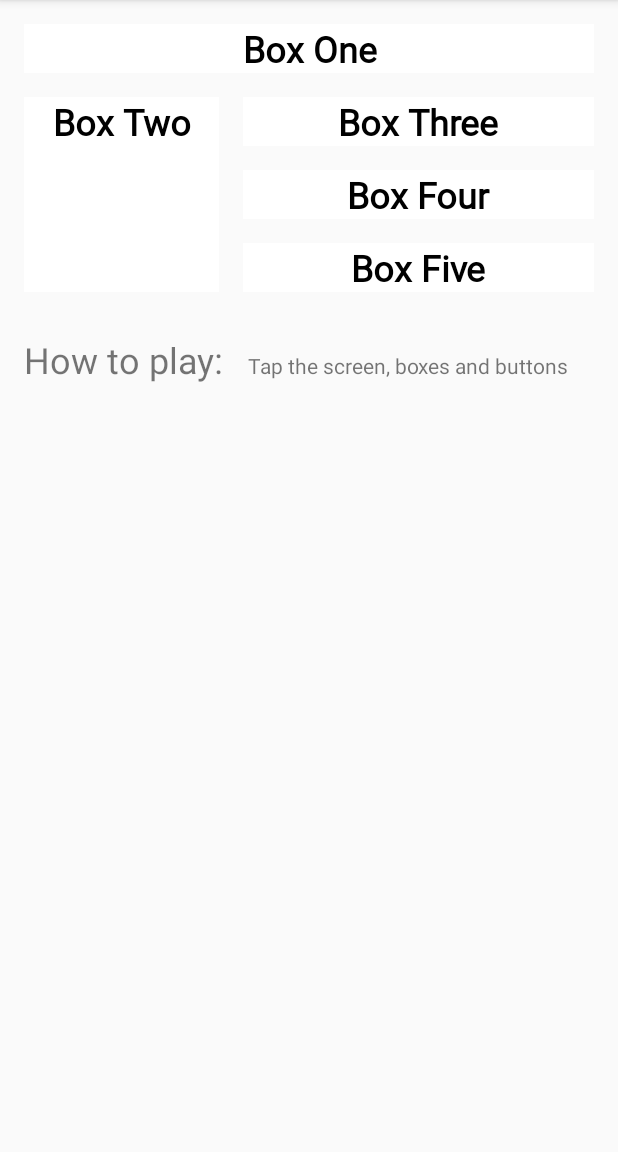
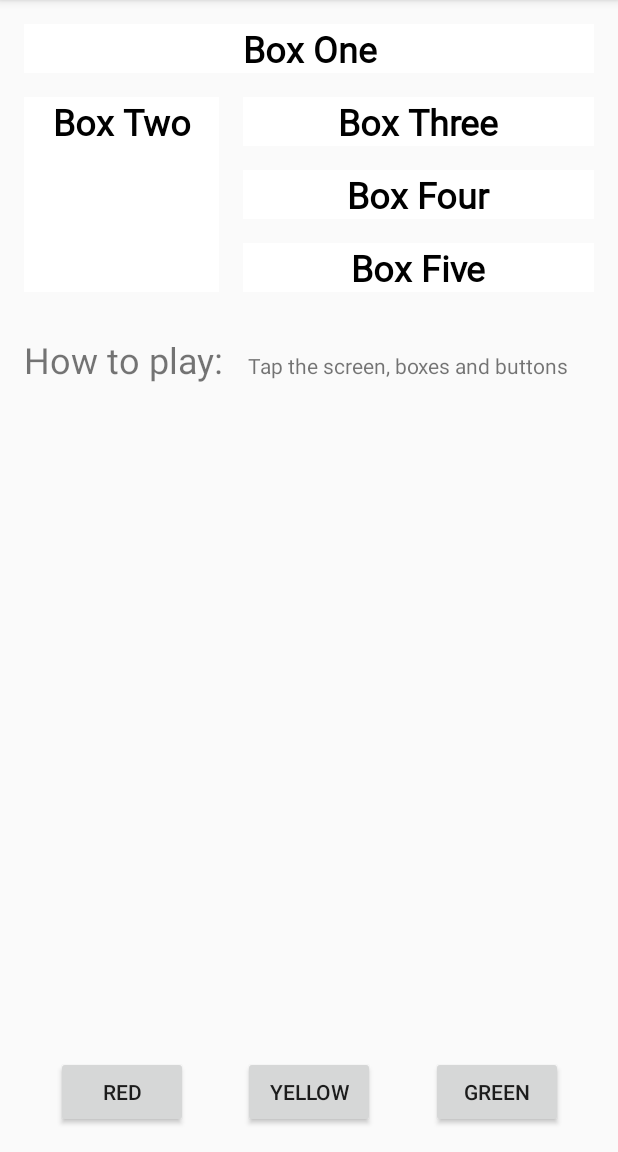
Before and after one commit to TekuDev/AndroidCourses, an Android app: the screen it shows after launch (MainActivity), on a phone screen of 412 x 824 dp, the part 84-1236 px from its top. Run offline under Robolectric (Android 15) with nearby library versions, the phone set to English and light mode, and no system bars.

Commit message:
Add custom colors by buttons

```diff
--- a/ColorMyViews/app/src/main/java/com/dev/teku/colormyviews/MainActivity.kt
+++ b/ColorMyViews/app/src/main/java/com/dev/teku/colormyviews/MainActivity.kt
@@ -23,7 +23,8 @@ class MainActivity : AppCompatActivity() {
     private fun setListeners() {
 
         val clickableViews: List<View> = listOf(box_one_text, box_two_text, box_three_text,
-            box_four_text, box_five_text, constraint_layout)
+            box_four_text, box_five_text, constraint_layout, red_button, yellow_button,
+            green_button)
 
         for (item in clickableViews) {
 
@@ -34,7 +35,7 @@ class MainActivity : AppCompatActivity() {
     @RequiresApi(Build.VERSION_CODES.M)
     private fun makeColored(view: View) = when(view.id) {
 
-        // Boxes using Color classs colors for background
+        // Boxes using Color class colors for background
         R.id.box_one_text -> view.setBackgroundColor(Color.DKGRAY)
         R.id.box_two_text -> view.setBackgroundColor(Color.GRAY)
 
@@ -46,6 +47,14 @@ class MainActivity : AppCompatActivity() {
         R.id.box_five_text -> view.setBackgroundColor(
             resources.getColor(android.R.color.holo_green_light, null))
 
+        // Boxes using custom colors for background
+        R.id.red_button -> box_three_text.setBackgroundColor(
+            resources.getColor(R.color.my_red, null))
+        R.id.yellow_button -> box_four_text.setBackgroundColor(
+            resources.getColor(R.color.my_yellow, null))
+        R.id.green_button -> box_five_text.setBackgroundColor(
+            resources.getColor(R.color.my_green, null))
+
         else -> view.setBackgroundColor(Color.LTGRAY)
     }
 }
--- a/ColorMyViews/app/src/main/res/layout/activity_main.xml
+++ b/ColorMyViews/app/src/main/res/layout/activity_main.xml
@@ -99,4 +99,42 @@
         app:layout_constraintTop_toBottomOf="@+id/box_two_text"
         app:layout_constraintVertical_bias="0.045" />
 
+    <Button
+        android:id="@+id/red_button"
+        android:layout_width="wrap_content"
+        android:layout_height="wrap_content"
+        android:layout_marginStart="16dp"
+        android:text="@string/button_red"
+        app:layout_constraintBaseline_toBaselineOf="@+id/yellow_button"
+        app:layout_constraintEnd_toStartOf="@+id/yellow_button"
+        app:layout_constraintHorizontal_bias="0.5"
+        app:layout_constraintStart_toStartOf="parent" />
+
+    <Button
+        android:id="@+id/yellow_button"
+        android:layout_width="wrap_content"
+        android:layout_height="wrap_content"
+        android:layout_marginStart="16dp"
+        android:layout_marginTop="16dp"
+        android:layout_marginEnd="16dp"
+        android:layout_marginBottom="16dp"
+        android:text="@string/button_yellow"
+        app:layout_constraintBottom_toBottomOf="parent"
+        app:layout_constraintEnd_toStartOf="@+id/green_button"
+        app:layout_constraintHorizontal_bias="0.5"
+        app:layout_constraintStart_toEndOf="@+id/red_button"
+        app:layout_constraintTop_toBottomOf="@+id/info_text"
+        app:layout_constraintVertical_bias="1.0" />
+
+    <Button
+        android:id="@+id/green_button"
+        android:layout_width="wrap_content"
+        android:layout_height="wrap_content"
+        android:layout_marginEnd="16dp"
+        android:text="@string/button_green"
+        app:layout_constraintBaseline_toBaselineOf="@+id/yellow_button"
+        app:layout_constraintEnd_toEndOf="parent"
+        app:layout_constraintHorizontal_bias="0.5"
+        app:layout_constraintStart_toEndOf="@+id/yellow_button" />
+
 </androidx.constraintlayout.widget.ConstraintLayout>
--- a/ColorMyViews/app/src/main/res/values/colors.xml
+++ b/ColorMyViews/app/src/main/res/values/colors.xml
@@ -3,4 +3,8 @@
     <color name="colorPrimary">#008577</color>
     <color name="colorPrimaryDark">#00574B</color>
     <color name="colorAccent">#D81B60</color>
+
+    <color name="my_green">#12C700</color>
+    <color name="my_red">#E54304</color>
+    <color name="my_yellow">#FFC107</color>
 </resources>
```
